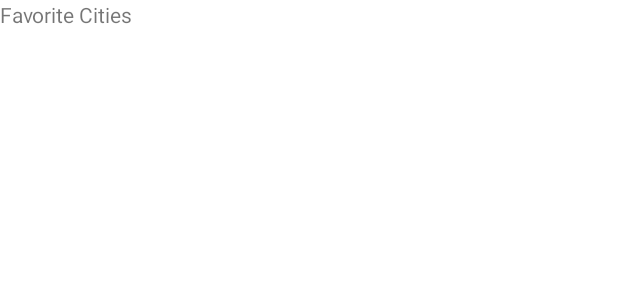
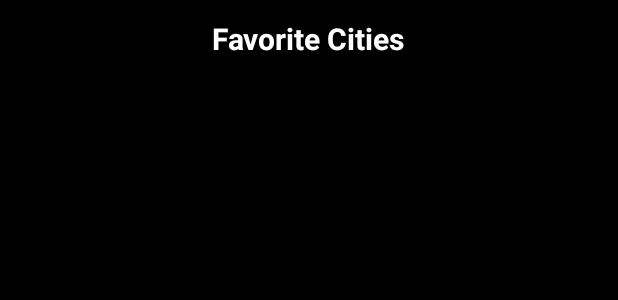
Before and after one commit to KaradimoulasG/JustWeather, an Android app built with Jetpack Compose: the layout fragment_favorites.xml on its own in the app's theme, with its tools: preview values and no code run, on a phone screen of 412 x 824 dp. Shown: the top 300 px of the screen. Run offline under Robolectric (Android 15) with nearby library versions, the phone set to English and light mode, and no system bars.

Commit message:
Another small change today. Needed a weekend break

```diff
--- a/app/src/main/res/layout/fragment_favorites.xml
+++ b/app/src/main/res/layout/fragment_favorites.xml
@@ -3,13 +3,20 @@
     xmlns:tools="http://schemas.android.com/tools"
     android:layout_width="match_parent"
     android:layout_height="match_parent"
+    android:background="@color/black"
     tools:context=".presentation.favorites.FavoritesFragment">
 
     <!-- TODO: Update blank fragment layout -->
     <TextView
-        android:layout_width="match_parent"
-        android:layout_height="match_parent"
+        android:id="@+id/title_tv"
+        android:layout_width="wrap_content"
+        android:layout_height="wrap_content"
         android:layout_centerInParent="true"
-        android:text="Favorite Cities" />
+        android:layout_alignParentTop="true"
+        android:layout_marginTop="12dp"
+        android:textSize="20sp"
+        android:textColor="@color/white"
+        android:textStyle="bold"
+        android:text="@string/favorite_cities_title" />
 
 </RelativeLayout>
--- a/app/src/main/res/values/strings.xml
+++ b/app/src/main/res/values/strings.xml
@@ -9,4 +9,5 @@
     <string name="search_hint_city_name">Enter city\'s name</string>
     <string name="hello_blank_fragment">Hello blank fragment</string>
     <string name="offline_mode_message">Content unavailable in offline mode</string>
+    <string name="favorite_cities_title">Favorite Cities</string>
 </resources>
```
